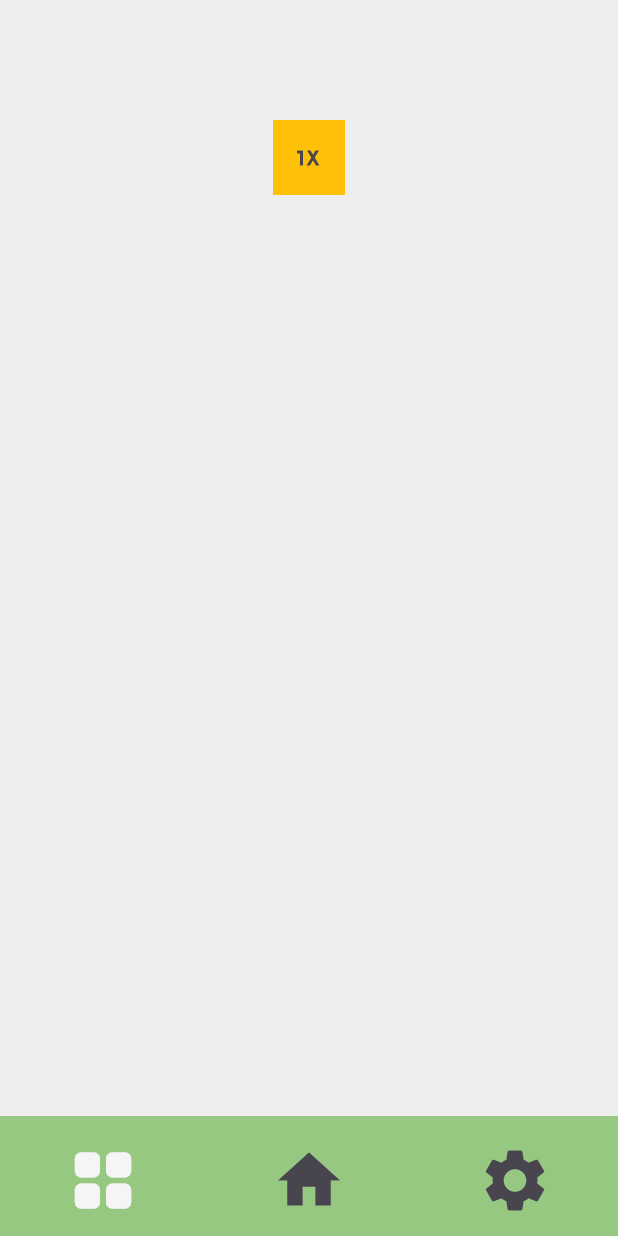
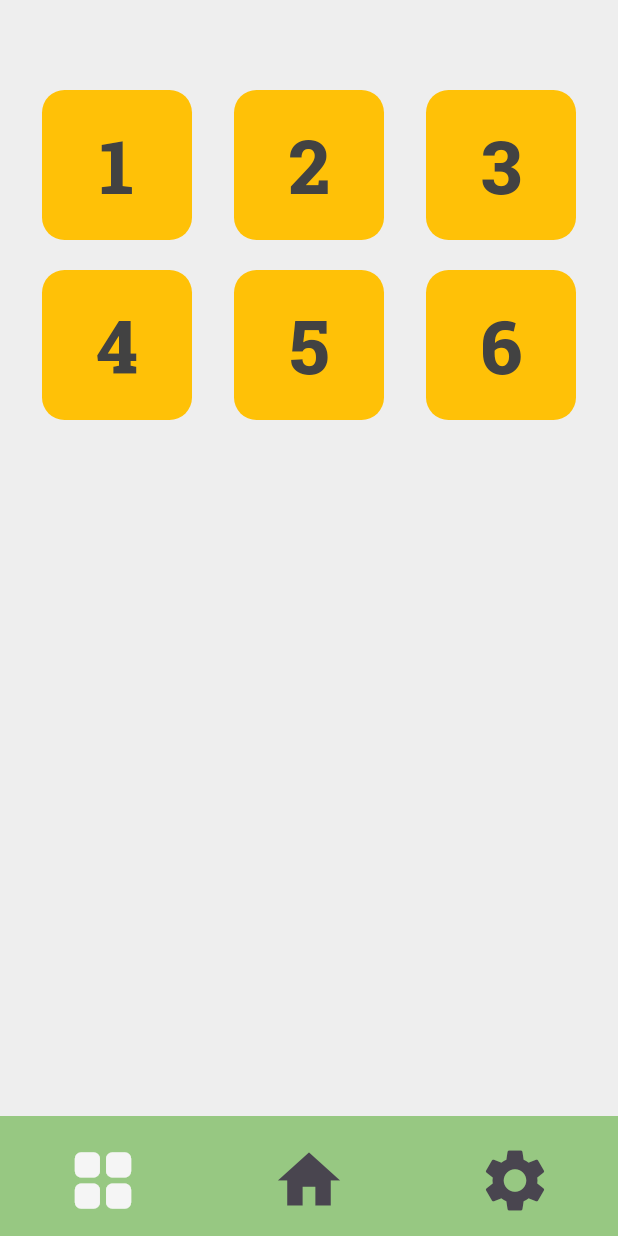
Before and after one commit to emm-j/PWS, a Flutter app: the Levels screen opened by its route, on a phone screen of 412 x 824 dp. Run offline on Flutter 3.47's test engine with Material 3 defaults, Android fonts, the phone set to English and light mode, and no system bars; our stand-ins replace hive, pedometer, permission_handler, shared_preferences, sqflite; missing offline and left inert: cron; accounts and stored records are empty.

```diff
--- a/lib/main.dart
+++ b/lib/main.dart
@@ -425,6 +425,8 @@ class Levels extends StatefulWidget {
 }
 
 class _LevelsState extends State<Levels> {
+  List levelgetal = ['test','1','2','3', '4','5','6'];
+  List leveltext = ['test','Dit is level 1', 'Dit is level 2', 'Dit is level 3','Dit is level 4','Dit is level 5','Dit is level 6'];
   @override
   Widget build(BuildContext context) {
     return Scaffold(
@@ -435,24 +437,25 @@ class _LevelsState extends State<Levels> {
             Container(
               height: 60,
             ),
-            for (int i = 0; i < 7; i += 1000)
+            Row(
+              mainAxisAlignment: MainAxisAlignment.spaceEvenly,
+            children: [
+              for (int index=1; index < 4; index++)
               Container(
-                height: 20,
-                decoration: BoxDecoration(color: Colors.amber[i]),
+                height: 100,
+                width: 100,
+                decoration: BoxDecoration(
+                  color: Colors.amber,
+                  borderRadius: BorderRadius.circular(15)
                 ),
-            Container(
-              height:50,
-              decoration: BoxDecoration(
-                color: Colors.amber
-              ),
-              child: IconButton(
+                child: TextButton(
                   onPressed: () {
                     showDialog(
                       context: context,
                       builder: (BuildContext context) {
                         return CustomPopup(
-                        title: 'Welkom!',
-                        content: 'Dit is een herbruikbare popup.',
+                          title: levelgetal[index],
+                          content: leveltext[index],
                           buttonText: 'Sluiten',
                           onButtonPressed: () {
                             print('Popup gesloten!');
@@ -460,8 +463,56 @@ class _LevelsState extends State<Levels> {
                         );
                       },
                     );
-                }, icon: Icon(Icons.one_x_mobiledata),
+                  }, child: Text('$index',
+                  style: TextStyle(
+                    fontFamily: "Tekst",
+                    fontSize: 50,
+                    fontWeight: FontWeight.w800,
+                    color: Colors.grey[800],
+                  ),),
                 ),
+              ),
+    ],
+    ),
+            Padding(
+              padding: EdgeInsetsDirectional.fromSTEB(0, 10, 0, 10)
+            ),
+            Row(
+              mainAxisAlignment: MainAxisAlignment.spaceEvenly,
+              children: [
+                for (int index=4; index < 7; index++)
+                  Container(
+                    height: 100,
+                    width: 100,
+                    decoration: BoxDecoration(
+                        color: Colors.amber,
+                        borderRadius: BorderRadius.circular(15)
+                    ),
+                    child: TextButton(
+                      onPressed: () {
+                        showDialog(
+                          context: context,
+                          builder: (BuildContext context) {
+                            return CustomPopup(
+                              title: levelgetal[index],
+                              content: leveltext[index],
+                              buttonText: 'Sluiten',
+                              onButtonPressed: () {
+                                print('Popup gesloten!');
+                              },
+                            );
+                          },
+                        );
+                      }, child: Text('$index',
+                      style: TextStyle(
+                        fontFamily: "Tekst",
+                        fontSize: 50,
+                        fontWeight: FontWeight.w800,
+                        color: Colors.grey[800],
+                      ),),
+                    ),
+                  ),
+              ],
             ),
             Spacer(),
 
```
Also changed, not shown: lib/custompopup.dart (+24 -2 lines). Lines whose indentation alone changed are shown as unchanged.
